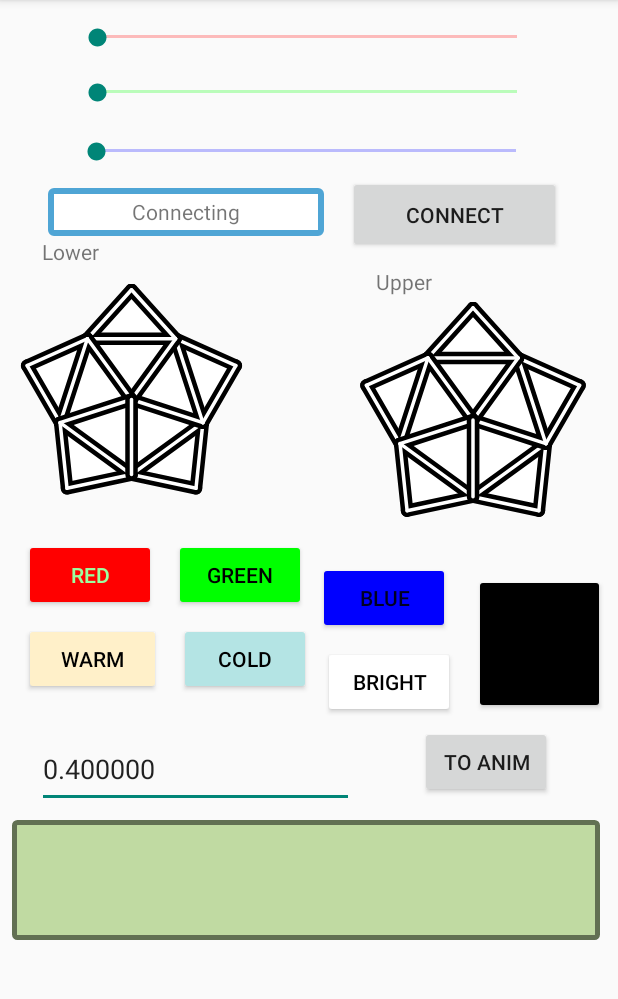
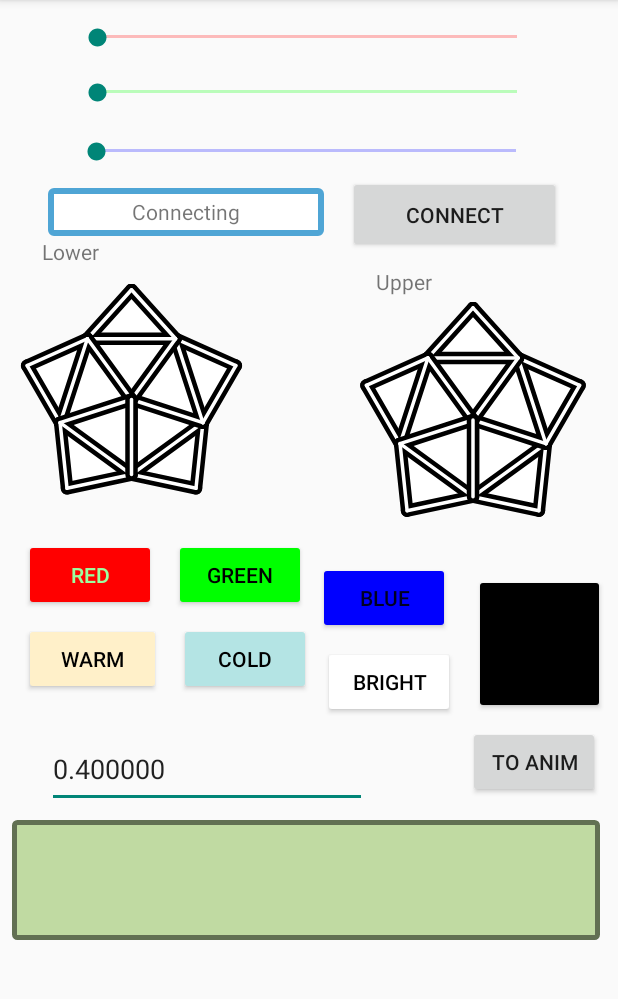
Before and after one commit to StoneRose35/BallLamp, an Android app: the screen it shows after launch (MainActivity), on a phone screen of 412 x 824 dp, the part 84-1083 px from its top. Run offline under Robolectric (Android 15) with nearby library versions, the light colour scheme and no system bars.

Commit message:
basic persistence of lamp animations done

```diff
--- a/BallLampApp/app/src/main/java/ch/sr35/balllampapp/backend/Animation.kt
+++ b/BallLampApp/app/src/main/java/ch/sr35/balllampapp/backend/Animation.kt
@@ -159,7 +159,7 @@ class Animation(var lampAnimations: ArrayList<LampAnimation>): Parcelable, Seria
 
 }
 
-class LampAnimation(var lampNr: Byte, var steps: ArrayList<Step>, var repeating: Boolean): Parcelable
+class LampAnimation(var lampNr: Byte, var steps: ArrayList<Step>, var repeating: Boolean): Parcelable, Serializable
 {
     fun getByteSize(): Int
     {
@@ -215,7 +215,7 @@ class LampAnimation(var lampNr: Byte, var steps: ArrayList<Step>, var repeating:
     }
 }
 
-class Step(var color: SimpleIntColor?, var duration: Long, var interpolation: InterpolationType): Parcelable {
+class Step(var color: SimpleIntColor?, var duration: Long, var interpolation: InterpolationType): Parcelable, Serializable {
 
     constructor(parcel: Parcel) : this(
         parcel.readParcelable(SimpleIntColor::class.java.classLoader),
--- a/BallLampApp/app/src/main/java/ch/sr35/balllampapp/backend/FrameViewModel.kt
+++ /dev/null
@@ -1,14 +0,0 @@
-package ch.sr35.balllampapp.backend
-
-import androidx.lifecycle.LiveData
-import androidx.lifecycle.MutableLiveData
-import androidx.lifecycle.ViewModel
-
-class FrameViewModel: ViewModel() {
-    private val mutableData= MutableLiveData<AnimationFrame>()
-    val animationFrame: LiveData<AnimationFrame> get() = mutableData
-
-    init {
-        mutableData.value = AnimationFrame(null,null,null,null)
-    }
-}
--- a/BallLampApp/app/src/main/java/ch/sr35/balllampapp/backend/SimpleIntColor.kt
+++ b/BallLampApp/app/src/main/java/ch/sr35/balllampapp/backend/SimpleIntColor.kt
@@ -2,9 +2,10 @@ package ch.sr35.balllampapp.backend
 
 import android.os.Parcel
 import android.os.Parcelable
+import java.io.Serializable
 import kotlin.random.Random
 
-class SimpleIntColor(var r: Int, var g: Int, var b: Int): Parcelable {
+class SimpleIntColor(var r: Int, var g: Int, var b: Int): Parcelable, Serializable {
 
 
     constructor(parcel: Parcel) : this(
--- a/BallLampApp/app/src/main/java/ch/sr35/balllampapp/fragments/ColorSelect.kt
+++ b/BallLampApp/app/src/main/java/ch/sr35/balllampapp/fragments/ColorSelect.kt
@@ -32,7 +32,8 @@ class ColorSelect : Fragment(R.layout.fragment_color_select) {
     var duration: Double = 0.0
     var serialLogger: TextView? = null
     private var btnConnect: Button? = null
-    val frameViewModel: FrameViewModel by activityViewModels()
+    //val frameViewModelAnimation: FrameViewModelAnimation by activityViewModels()
+    var animationFrame: AnimationFrame? = null
     var durationField: EditText? = null
 
     override fun onCreate(savedInstanceState: Bundle?) {
@@ -48,6 +49,9 @@ class ColorSelect : Fragment(R.layout.fragment_color_select) {
         {
             lampBallSelectorUpper?.lampData=ldUpper
         }
+        if (animationFrame == null) {
+            animationFrame = AnimationFrame(null, null, 0.4, null)
+        }
 
     }
 
@@ -58,7 +62,7 @@ class ColorSelect : Fragment(R.layout.fragment_color_select) {
         durationField?.doOnTextChanged { text, _, _, _ ->
             try {
                 duration = text.toString().toDouble()
-                frameViewModel.animationFrame.value?.duration = duration
+                animationFrame?.duration = duration
                 durationField?.setBackgroundColor(Color.WHITE)
             } catch (e: java.lang.NumberFormatException)
             {
@@ -144,12 +148,12 @@ class ColorSelect : Fragment(R.layout.fragment_color_select) {
         }
 
         durationField = view.findViewById(R.id.editTextDuration)
-        duration = frameViewModel.animationFrame.value?.duration!!
+        duration = animationFrame?.duration!!
 
         view.findViewById<Button>(R.id.add_to_animation).setOnClickListener {
 
             if (duration >= 0.0) {
-                frameViewModel.animationFrame.value?.editedStep = null
+                animationFrame?.editedStep = null
                 for (la in (activity as MainActivity).alFragment.animation.lampAnimations.withIndex()) {
 
                     if (la.index < 10 && lampBallSelectorUpper != null) {
@@ -185,11 +189,11 @@ class ColorSelect : Fragment(R.layout.fragment_color_select) {
 
         initButtons()
 
-        val ldLower = frameViewModel.animationFrame.value?.lampDataLower
+        val ldLower = animationFrame?.lampDataLower
         if (ldLower != null) {
             lampBallSelectorLower?.lampData = ldLower
         }
-        val ldUpper = frameViewModel.animationFrame.value?.lampdataUpper
+        val ldUpper = animationFrame?.lampdataUpper
         if (ldUpper != null) {
             lampBallSelectorUpper?.lampData = ldUpper
         }
@@ -239,8 +243,8 @@ class ColorSelect : Fragment(R.layout.fragment_color_select) {
         lampBallSelectorLower?.setColorForAll(siclr)
         lampBallSelectorUpper?.setColorForAll(siclr)
 
-        frameViewModel.animationFrame.value?.lampdataUpper = lampBallSelectorUpper?.lampData
-        frameViewModel.animationFrame.value?.lampDataLower = lampBallSelectorLower?.lampData
+        animationFrame?.lampDataLower = lampBallSelectorLower?.lampData
+        animationFrame?.lampdataUpper = lampBallSelectorUpper?.lampData
     }
 
 
--- a/BallLampApp/app/src/main/java/ch/sr35/balllampapp/fragments/GetNameDialog.kt
+++ b/BallLampApp/app/src/main/java/ch/sr35/balllampapp/fragments/GetNameDialog.kt
@@ -26,7 +26,7 @@ class GetNameDialog: DialogFragment()  {
             builder.setView(dlgView)
                 .setPositiveButton("Ok") { _,_ ->
                     val tv = dlgView.findViewById<TextView>(R.id.getNameEditText)
-                    setFragmentResult("muh1", bundleOf("animationName" to tv.text.toString()))
+                    setFragmentResult("fragment_get_name_ok", bundleOf("animationName" to tv.text.toString()))
                 }
                 .setNegativeButton("Cancel")
                 {
--- a/BallLampApp/app/src/main/res/layout/fragment_animation_list.xml
+++ b/BallLampApp/app/src/main/res/layout/fragment_animation_list.xml
@@ -6,10 +6,11 @@
     android:layout_width="match_parent"
     android:layout_height="match_parent"
     android:textAlignment="center"
+    android:id="@+id/fragmentAnimationList"
     tools:context=".fragments.AnimationList">
 
     <androidx.recyclerview.widget.RecyclerView
-        android:id="@+id/recycleViewer"
+        android:id="@+id/recycleViewerAnimation"
         android:layout_width="match_parent"
         android:layout_height="597dp"
         android:layout_marginStart="2dp"
--- a/BallLampApp/app/src/main/res/layout/fragment_color_select.xml
+++ b/BallLampApp/app/src/main/res/layout/fragment_color_select.xml
@@ -4,6 +4,7 @@
 <ScrollView xmlns:android="http://schemas.android.com/apk/res/android"
     xmlns:app="http://schemas.android.com/apk/res-auto"
     xmlns:tools="http://schemas.android.com/tools"
+    android:id="@+id/fragmentColorSelect"
     android:layout_width="match_parent"
     android:layout_height="match_parent">
     <androidx.constraintlayout.widget.ConstraintLayout
@@ -221,20 +222,22 @@
             android:layout_width="wrap_content"
             android:layout_height="wrap_content"
             android:layout_marginTop="8dp"
-        android:layout_marginEnd="40dp"
+            android:layout_marginEnd="8dp"
             android:text="@string/button_add_to_animation"
             app:layout_constraintEnd_toEndOf="parent"
             app:layout_constraintTop_toBottomOf="@+id/buttonOff" />
 
         <EditText
             android:id="@+id/editTextDuration"
-        android:layout_width="211dp"
+            android:layout_width="wrap_content"
             android:layout_height="51dp"
+            android:layout_marginStart="8dp"
             android:layout_marginTop="24dp"
             android:layout_marginEnd="44dp"
             android:ems="10"
             android:inputType="numberDecimal"
             app:layout_constraintEnd_toStartOf="@+id/add_to_animation"
+            app:layout_constraintStart_toStartOf="parent"
             app:layout_constraintTop_toBottomOf="@+id/buttonColdWhite" />
     </androidx.constraintlayout.widget.ConstraintLayout>
 
```
Also changed, not shown: BallLampApp/app/src/main/java/ch/sr35/balllampapp/MainActivity.kt (+54 -12 lines), BallLampApp/app/src/main/java/ch/sr35/balllampapp/SavedAnimationAdapter.kt (added, +44 -0 lines), BallLampApp/app/src/main/java/ch/sr35/balllampapp/backend/SavedAnimationDao.kt (added, +8 -0 lines), BallLampApp/app/src/main/java/ch/sr35/balllampapp/fragments/AnimationList.kt (+41 -9 lines), BallLampApp/app/src/main/java/ch/sr35/balllampapp/fragments/SavedAnimations.kt (+66 -24 lines), BallLampApp/app/src/main/res/layout/fragment_saved_animations.xml (+6 -1 lines), BallLampApp/app/src/main/res/layout/saved_animation_layout.xml (added, +17 -0 lines). Lines whose indentation alone changed are shown as unchanged.
